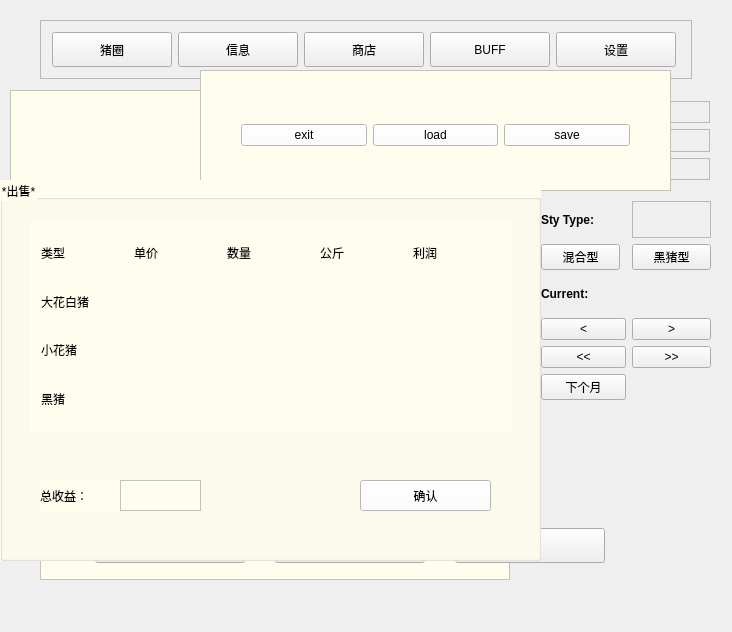
This is mymainwindow.ui in yuuume/QT as Qt 5 draws it before an edit. The edited form follows.
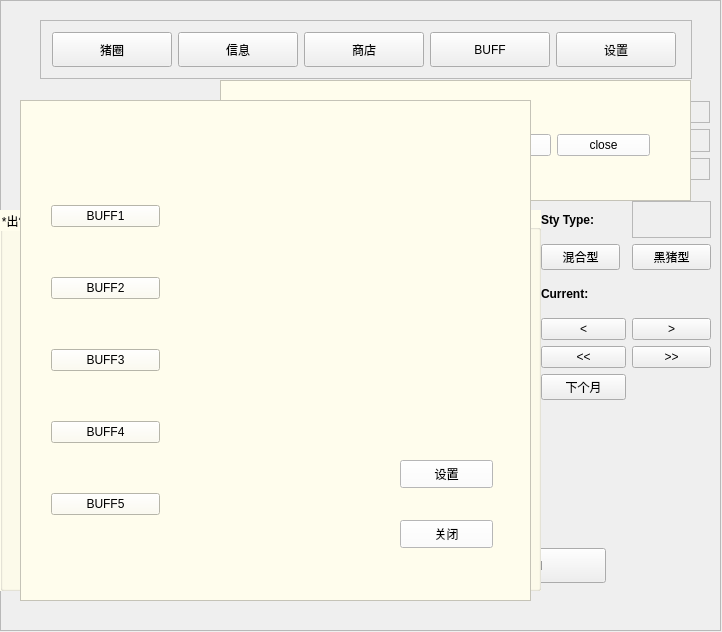
This is the edited form. Icons and pictures are not drawn.

Diff of the .ui file:
```diff
--- a/mymainwindow.ui
+++ b/mymainwindow.ui
@@ -6,7 +6,7 @@
    <rect>
     <x>0</x>
     <y>0</y>
-    <width>732</width>
+    <width>722</width>
     <height>632</height>
    </rect>
   </property>
@@ -18,13 +18,13 @@
   </property>
   <property name="minimumSize">
    <size>
-    <width>732</width>
+    <width>722</width>
     <height>632</height>
    </size>
   </property>
   <property name="maximumSize">
    <size>
-    <width>732</width>
+    <width>722</width>
     <height>632</height>
    </size>
   </property>
@@ -47,10 +47,10 @@
    <widget class="QWidget" name="horizontalLayoutWidget">
     <property name="geometry">
      <rect>
-      <x>60</x>
+      <x>70</x>
       <y>480</y>
-      <width>581</width>
-      <height>121</height>
+      <width>571</width>
+      <height>161</height>
      </rect>
     </property>
     <layout class="QHBoxLayout" name="GameMenu">
@@ -193,7 +193,7 @@
       </widget>
      </item>
      <item>
-      <widget class="QPushButton" name="btnfood">
+      <widget class="QPushButton" name="btnbuff">
        <property name="minimumSize">
         <size>
          <width>120</width>
@@ -454,17 +454,36 @@
        </property>
       </widget>
      </item>
+     <item row="2" column="2">
+      <widget class="QLabel" name="curstynum">
+       <property name="text">
+        <string/>
+       </property>
+      </widget>
+     </item>
     </layout>
    </widget>
    <widget class="QLabel" name="pop1">
     <property name="geometry">
      <rect>
-      <x>153</x>
-      <y>11</y>
-      <width>16</width>
-      <height>16</height>
+      <x>40</x>
+      <y>90</y>
+      <width>100</width>
+      <height>100</height>
      </rect>
     </property>
+    <property name="minimumSize">
+     <size>
+      <width>100</width>
+      <height>100</height>
+     </size>
+    </property>
+    <property name="maximumSize">
+     <size>
+      <width>100</width>
+      <height>100</height>
+     </size>
+    </property>
     <property name="frameShape">
      <enum>QFrame::NoFrame</enum>
     </property>
@@ -475,12 +494,24 @@
    <widget class="QLabel" name="pop2">
     <property name="geometry">
      <rect>
-      <x>319</x>
-      <y>11</y>
-      <width>16</width>
-      <height>16</height>
+      <x>160</x>
+      <y>90</y>
+      <width>100</width>
+      <height>100</height>
      </rect>
     </property>
+    <property name="minimumSize">
+     <size>
+      <width>100</width>
+      <height>100</height>
+     </size>
+    </property>
+    <property name="maximumSize">
+     <size>
+      <width>100</width>
+      <height>100</height>
+     </size>
+    </property>
     <property name="frameShape">
      <enum>QFrame::NoFrame</enum>
     </property>
@@ -491,12 +522,24 @@
    <widget class="QLabel" name="pop3">
     <property name="geometry">
      <rect>
-      <x>460</x>
-      <y>11</y>
-      <width>16</width>
-      <height>16</height>
+      <x>280</x>
+      <y>90</y>
+      <width>100</width>
+      <height>100</height>
      </rect>
     </property>
+    <property name="minimumSize">
+     <size>
+      <width>100</width>
+      <height>100</height>
+     </size>
+    </property>
+    <property name="maximumSize">
+     <size>
+      <width>100</width>
+      <height>100</height>
+     </size>
+    </property>
     <property name="frameShape">
      <enum>QFrame::NoFrame</enum>
     </property>
@@ -507,12 +550,15 @@
    <widget class="QLabel" name="pop5">
     <property name="geometry">
      <rect>
-      <x>146</x>
-      <y>11</y>
-      <width>16</width>
-      <height>16</height>
+      <x>40</x>
+      <y>210</y>
+      <width>101</width>
+      <height>91</height>
      </rect>
     </property>
+    <property name="frameShape">
+     <enum>QFrame::NoFrame</enum>
+    </property>
     <property name="text">
      <string/>
     </property>
@@ -520,24 +566,23 @@
    <widget class="QLabel" name="pop6">
     <property name="geometry">
      <rect>
-      <x>312</x>
-      <y>11</y>
-      <width>16</width>
-      <height>16</height>
+      <x>160</x>
+      <y>210</y>
+      <width>100</width>
+      <height>100</height>
      </rect>
     </property>
-    <property name="text">
-     <string/>
+    <property name="minimumSize">
+     <size>
+      <width>100</width>
+      <height>100</height>
+     </size>
     </property>
-   </widget>
-   <widget class="QLabel" name="pop4">
-    <property name="geometry">
-     <rect>
-      <x>474</x>
-      <y>11</y>
-      <width>16</width>
-      <height>16</height>
-     </rect>
+    <property name="maximumSize">
+     <size>
+      <width>100</width>
+      <height>100</height>
+     </size>
     </property>
     <property name="text">
      <string/>
@@ -546,12 +591,24 @@
    <widget class="QLabel" name="pop9">
     <property name="geometry">
      <rect>
-      <x>139</x>
-      <y>11</y>
-      <width>16</width>
-      <height>16</height>
+      <x>40</x>
+      <y>330</y>
+      <width>100</width>
+      <height>100</height>
      </rect>
     </property>
+    <property name="minimumSize">
+     <size>
+      <width>100</width>
+      <height>100</height>
+     </size>
+    </property>
+    <property name="maximumSize">
+     <size>
+      <width>100</width>
+      <height>100</height>
+     </size>
+    </property>
     <property name="text">
      <string/>
     </property>
@@ -559,12 +616,24 @@
    <widget class="QLabel" name="pop7">
     <property name="geometry">
      <rect>
-      <x>453</x>
-      <y>11</y>
-      <width>16</width>
-      <height>16</height>
+      <x>280</x>
+      <y>210</y>
+      <width>100</width>
+      <height>100</height>
      </rect>
     </property>
+    <property name="minimumSize">
+     <size>
+      <width>100</width>
+      <height>100</height>
+     </size>
+    </property>
+    <property name="maximumSize">
+     <size>
+      <width>100</width>
+      <height>100</height>
+     </size>
+    </property>
     <property name="text">
      <string/>
     </property>
@@ -572,12 +641,24 @@
    <widget class="QLabel" name="pop8">
     <property name="geometry">
      <rect>
-      <x>467</x>
-      <y>11</y>
-      <width>16</width>
-      <height>16</height>
+      <x>400</x>
+      <y>210</y>
+      <width>100</width>
+      <height>100</height>
      </rect>
     </property>
+    <property name="minimumSize">
+     <size>
+      <width>100</width>
+      <height>100</height>
+     </size>
+    </property>
+    <property name="maximumSize">
+     <size>
+      <width>100</width>
+      <height>100</height>
+     </size>
+    </property>
     <property name="text">
      <string/>
     </property>
@@ -585,45 +666,26 @@
    <widget class="QLabel" name="pop10">
     <property name="geometry">
      <rect>
-      <x>305</x>
-      <y>11</y>
-      <width>16</width>
-      <height>16</height>
-     </rect>
-    </property>
-    <property name="text">
-     <string/>
-    </property>
-   </widget>
-   <widget class="QPushButton" name="btnlocksty">
-    <property name="geometry">
-     <rect>
-      <x>220</x>
-      <y>220</y>
-      <width>180</width>
+      <x>160</x>
+      <y>320</y>
+      <width>100</width>
       <height>100</height>
      </rect>
     </property>
     <property name="minimumSize">
      <size>
-      <width>180</width>
+      <width>100</width>
       <height>100</height>
      </size>
     </property>
     <property name="maximumSize">
      <size>
-      <width>180</width>
+      <width>100</width>
       <height>100</height>
      </size>
     </property>
-    <property name="font">
-     <font>
-      <weight>75</weight>
-      <bold>true</bold>
-     </font>
-    </property>
     <property name="text">
-     <string>支付1000金币解锁猪圈</string>
+     <string/>
     </property>
    </widget>
    <widget class="QFrame" name="Shop">
@@ -734,7 +796,7 @@
       <string>520元/只</string>
      </property>
     </widget>
-    <widget class="QSpinBox" name="spinBox">
+    <widget class="QSpinBox" name="spinBox_1">
      <property name="geometry">
       <rect>
        <x>210</x>
@@ -799,6 +861,9 @@
        <height>31</height>
       </rect>
      </property>
+     <property name="styleSheet">
+      <string notr="true">background-color: rgb(255, 255, 255);</string>
+     </property>
      <property name="text">
       <string>购买</string>
      </property>
@@ -812,6 +877,9 @@
        <height>31</height>
       </rect>
      </property>
+     <property name="styleSheet">
+      <string notr="true">background-color: rgb(255, 255, 255);</string>
+     </property>
      <property name="text">
       <string>关闭</string>
      </property>
@@ -820,8 +888,8 @@
    <widget class="QFrame" name="Set">
     <property name="geometry">
      <rect>
-      <x>200</x>
-      <y>70</y>
+      <x>220</x>
+      <y>80</y>
       <width>471</width>
       <height>121</height>
      </rect>
@@ -878,6 +946,16 @@
         </property>
        </widget>
       </item>
+      <item>
+       <widget class="QPushButton" name="btnclose3">
+        <property name="styleSheet">
+         <string notr="true">background-color: rgb(255, 255, 255);</string>
+        </property>
+        <property name="text">
+         <string>close</string>
+        </property>
+       </widget>
+      </item>
      </layout>
     </widget>
    </widget>
@@ -885,7 +963,7 @@
     <property name="geometry">
      <rect>
       <x>40</x>
-      <y>110</y>
+      <y>120</y>
       <width>470</width>
       <height>470</height>
      </rect>
@@ -911,7 +989,7 @@
     <property name="frameShadow">
      <enum>QFrame::Raised</enum>
     </property>
-    <widget class="QPushButton" name="btndata_2">
+    <widget class="QPushButton" name="btncondata">
      <property name="geometry">
       <rect>
        <x>50</x>
@@ -920,6 +998,9 @@
        <height>41</height>
       </rect>
      </property>
+     <property name="styleSheet">
+      <string notr="true">background-color: rgb(255, 255, 255);</string>
+     </property>
      <property name="text">
       <string>购入出售数据</string>
      </property>
@@ -933,6 +1014,9 @@
        <height>41</height>
       </rect>
      </property>
+     <property name="styleSheet">
+      <string notr="true">background-color: rgb(255, 255, 255);</string>
+     </property>
      <property name="text">
       <string>关闭</string>
      </property>
@@ -1095,7 +1179,7 @@
        </widget>
       </item>
       <item row="3" column="1">
-       <widget class="QLabel" name="b3y">
+       <widget class="QLabel" name="lb3y">
         <property name="text">
          <string/>
         </property>
@@ -1279,7 +1363,7 @@
      <zorder>lb2w</zorder>
      <zorder>lb1w</zorder>
      <zorder>lb3t</zorder>
-     <zorder>b3y</zorder>
+     <zorder>lb3y</zorder>
      <zorder>lb3w</zorder>
      <zorder>lb4w</zorder>
      <zorder>lb4t</zorder>
@@ -1305,10 +1389,10 @@
    <widget class="QFrame" name="Buff">
     <property name="geometry">
      <rect>
-      <x>10</x>
-      <y>90</y>
+      <x>20</x>
+      <y>100</y>
       <width>511</width>
-      <height>421</height>
+      <height>501</height>
      </rect>
     </property>
     <property name="styleSheet">
@@ -1323,10 +1407,10 @@
     <widget class="QWidget" name="verticalLayoutWidget">
      <property name="geometry">
       <rect>
-       <x>30</x>
-       <y>60</y>
+       <x>20</x>
+       <y>50</y>
        <width>131</width>
-       <height>251</height>
+       <height>421</height>
       </rect>
      </property>
      <layout class="QVBoxLayout" name="verticalLayout">
@@ -1351,6 +1435,20 @@
         </property>
        </widget>
       </item>
+      <item>
+       <widget class="QPushButton" name="btnbuff4">
+        <property name="text">
+         <string>BUFF4</string>
+        </property>
+       </widget>
+      </item>
+      <item>
+       <widget class="QPushButton" name="btnbuff5">
+        <property name="text">
+         <string>BUFF5</string>
+        </property>
+       </widget>
+      </item>
      </layout>
     </widget>
     <widget class="QLabel" name="buffname">
@@ -1358,45 +1456,48 @@
       <rect>
        <x>280</x>
        <y>50</y>
-       <width>72</width>
-       <height>15</height>
+       <width>91</width>
+       <height>21</height>
       </rect>
      </property>
      <property name="text">
-      <string>名称</string>
+      <string/>
      </property>
     </widget>
     <widget class="QLabel" name="lbbuffeffect">
      <property name="geometry">
       <rect>
-       <x>180</x>
-       <y>100</y>
+       <x>170</x>
+       <y>90</y>
        <width>72</width>
-       <height>15</height>
+       <height>20</height>
       </rect>
      </property>
+     <property name="frameShape">
+      <enum>QFrame::NoFrame</enum>
+     </property>
      <property name="text">
-      <string>效果：</string>
+      <string/>
      </property>
     </widget>
     <widget class="QLabel" name="lbbuffcost">
      <property name="geometry">
       <rect>
        <x>180</x>
-       <y>300</y>
+       <y>370</y>
        <width>72</width>
        <height>15</height>
       </rect>
      </property>
      <property name="text">
-      <string>花费：</string>
+      <string/>
      </property>
     </widget>
     <widget class="QLabel" name="buffcost">
      <property name="geometry">
       <rect>
        <x>230</x>
-       <y>300</y>
+       <y>370</y>
        <width>72</width>
        <height>15</height>
       </rect>
@@ -1408,12 +1509,15 @@
     <widget class="QLabel" name="buffeffect">
      <property name="geometry">
       <rect>
-       <x>280</x>
-       <y>110</y>
-       <width>171</width>
-       <height>141</height>
+       <x>170</x>
+       <y>130</y>
+       <width>321</width>
+       <height>221</height>
       </rect>
      </property>
+     <property name="frameShape">
+      <enum>QFrame::NoFrame</enum>
+     </property>
      <property name="text">
       <string/>
      </property>
@@ -1422,11 +1526,14 @@
      <property name="geometry">
       <rect>
        <x>380</x>
-       <y>290</y>
+       <y>360</y>
        <width>93</width>
        <height>28</height>
       </rect>
      </property>
+     <property name="styleSheet">
+      <string notr="true">background-color: rgb(255, 255, 255);</string>
+     </property>
      <property name="text">
       <string>设置</string>
      </property>
@@ -1435,21 +1542,24 @@
      <property name="geometry">
       <rect>
        <x>380</x>
-       <y>350</y>
+       <y>420</y>
        <width>93</width>
        <height>28</height>
       </rect>
      </property>
+     <property name="styleSheet">
+      <string notr="true">background-color: rgb(255, 255, 255);</string>
+     </property>
      <property name="text">
       <string>关闭</string>
      </property>
     </widget>
    </widget>
-   <widget class="QGroupBox" name="groupBox">
+   <widget class="QGroupBox" name="SellBox">
     <property name="geometry">
      <rect>
       <x>0</x>
-      <y>180</y>
+      <y>210</y>
       <width>541</width>
       <height>381</height>
      </rect>
@@ -1658,10 +1768,87 @@
      </property>
     </widget>
    </widget>
-   <zorder>Data</zorder>
+   <widget class="QLabel" name="pop4">
+    <property name="geometry">
+     <rect>
+      <x>400</x>
+      <y>90</y>
+      <width>100</width>
+      <height>100</height>
+     </rect>
+    </property>
+    <property name="minimumSize">
+     <size>
+      <width>100</width>
+      <height>100</height>
+     </size>
+    </property>
+    <property name="maximumSize">
+     <size>
+      <width>100</width>
+      <height>100</height>
+     </size>
+    </property>
+    <property name="frameShape">
+     <enum>QFrame::NoFrame</enum>
+    </property>
+    <property name="text">
+     <string/>
+    </property>
+   </widget>
+   <widget class="QPushButton" name="btnlocksty">
+    <property name="geometry">
+     <rect>
+      <x>230</x>
+      <y>240</y>
+      <width>180</width>
+      <height>100</height>
+     </rect>
+    </property>
+    <property name="minimumSize">
+     <size>
+      <width>180</width>
+      <height>100</height>
+     </size>
+    </property>
+    <property name="maximumSize">
+     <size>
+      <width>180</width>
+      <height>100</height>
+     </size>
+    </property>
+    <property name="font">
+     <font>
+      <weight>75</weight>
+      <bold>true</bold>
+     </font>
+    </property>
+    <property name="text">
+     <string>支付1000金币解锁猪圈</string>
+    </property>
+   </widget>
+   <widget class="QFrame" name="frame">
+    <property name="geometry">
+     <rect>
+      <x>0</x>
+      <y>0</y>
+      <width>721</width>
+      <height>631</height>
+     </rect>
+    </property>
+    <property name="styleSheet">
+     <string notr="true">background-image: url(:/pigsres/timg4.jpg);</string>
+    </property>
+    <property name="frameShape">
+     <enum>QFrame::StyledPanel</enum>
+    </property>
+    <property name="frameShadow">
+     <enum>QFrame::Raised</enum>
+    </property>
+   </widget>
+   <zorder>frame</zorder>
    <zorder>horizontalLayoutWidget</zorder>
    <zorder>TopMenuList</zorder>
-   <zorder>formLayoutWidget</zorder>
    <zorder>CurTotal</zorder>
    <zorder>StySet</zorder>
    <zorder>pop1</zorder>
@@ -1669,16 +1856,17 @@
    <zorder>pop3</zorder>
    <zorder>pop5</zorder>
    <zorder>pop6</zorder>
-   <zorder>pop4</zorder>
    <zorder>pop9</zorder>
    <zorder>pop7</zorder>
    <zorder>pop8</zorder>
    <zorder>pop10</zorder>
-   <zorder>btnlocksty</zorder>
+   <zorder>pop4</zorder>
+   <zorder>Data</zorder>
    <zorder>Shop</zorder>
-   <zorder>Buff</zorder>
+   <zorder>btnlocksty</zorder>
    <zorder>Set</zorder>
-   <zorder>groupBox</zorder>
+   <zorder>SellBox</zorder>
+   <zorder>Buff</zorder>
   </widget>
  </widget>
  <layoutdefault spacing="6" margin="11"/>
```
